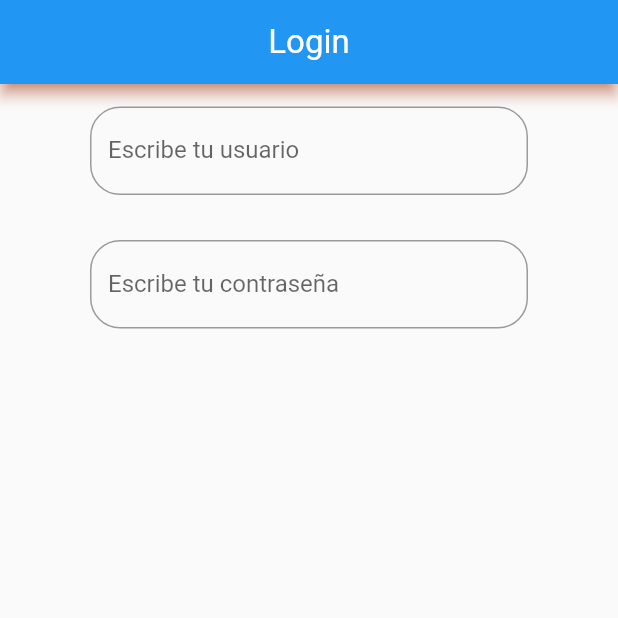
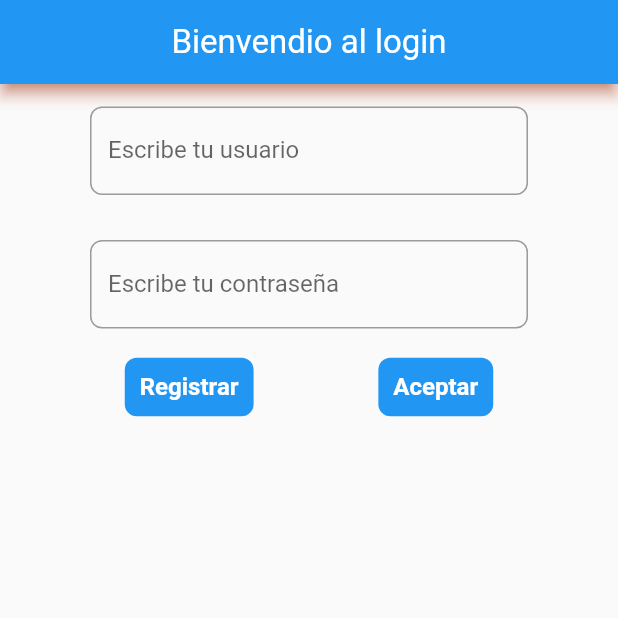
Before and after one commit to Wences69/actividad1, a Flutter app: the screen it shows after launch, on a phone screen of 412 x 824 dp, the top half of it. Run offline on Flutter 3.47's test engine with Material 2 defaults, Android fonts, the phone set to English and light mode, and no system bars.

Commit message:
Creacion de Button personalizado e implementacion de los mismos en el Login

```diff
--- a/lib/Custom/CustomAppBar.dart
+++ b/lib/Custom/CustomAppBar.dart
@@ -7,12 +7,12 @@ class CustomAppBar extends StatelessWidget implements PreferredSizeWidget {
   final Color cColorSombra;
   final bool boolCentrarTitulo = true;
 
-  CustomAppBar({
+  CustomAppBar({Key? key,
     required this.sTitulo,
     this.cColorFondo = Colors.blue,
     this.cColorTexto = Colors.white,
     this.cColorSombra = Colors.deepOrange,
-  });
+  }) : super(key: key);
 
   @override
   Size get preferredSize => Size.fromHeight(kToolbarHeight);
--- /dev/null
+++ b/lib/Custom/CustomButton.dart
@@ -0,0 +1,41 @@
+import 'package:flutter/material.dart';
+
+class CustomButton extends StatelessWidget {
+  final String sNombre;
+  final Color cColorTexto;
+  final double dFontSize;
+  final Color cColorFondo;
+  final VoidCallback onPressed;
+
+  CustomButton({Key? key,
+    required this.sNombre,
+    this.cColorTexto = Colors.white,
+    this.dFontSize = 16,
+    this.cColorFondo = Colors.blue,
+    required this.onPressed,
+  }) : super(key: key);
+
+
+  @override
+  Widget build(BuildContext context) {
+    return TextButton(
+      onPressed: () {
+        // Acción cuando se presione el botón
+      },
+      child: Text(sNombre,
+        style: TextStyle(
+          color: cColorTexto,
+          fontSize: dFontSize,
+          fontWeight: FontWeight.bold,
+        ),
+      ),
+      style: TextButton.styleFrom(
+        backgroundColor: cColorFondo,
+        padding: EdgeInsets.all(10),
+        shape: RoundedRectangleBorder(
+          borderRadius: BorderRadius.circular(8.0),
+        ),
+      ),
+    );
+  }
+}
--- a/lib/Custom/CustomTextFormField.dart
+++ b/lib/Custom/CustomTextFormField.dart
@@ -9,8 +9,8 @@ class CustomTextFormField extends StatelessWidget{
   double dPaddingV;
 
   CustomTextFormField({Key? key,
+    required this.tecController,
     this.sLabel="",
-    required this.tecController,
     this.blIsPassword=false,
     this.dPaddingH=60,
     this.dPaddingV=15
@@ -29,7 +29,7 @@ class CustomTextFormField extends StatelessWidget{
               autocorrect: !blIsPassword,
               decoration: InputDecoration(
                 border: OutlineInputBorder(
-                    borderRadius: BorderRadius.circular(20)),
+                    borderRadius: BorderRadius.circular(8)),
                 labelText: sLabel,
               )),
         ),
--- a/lib/OnBoarding/LoginView.dart
+++ b/lib/OnBoarding/LoginView.dart
@@ -1,6 +1,6 @@
+import 'package:actividad1/Custom/CustomButton.dart';
 import 'package:actividad1/Custom/CustomTextFormField.dart';
 import 'package:flutter/material.dart';
-
 import '../Custom/CustomAppBar.dart';
 
 class LoginView extends StatelessWidget {
@@ -13,14 +13,25 @@ class LoginView extends StatelessWidget {
   Widget build(BuildContext context) {
     this._context=context;
     return Scaffold(
-      appBar: CustomAppBar(sTitulo: 'Login'),
+      appBar: CustomAppBar(sTitulo: 'Bienvendio al login'),
       body: Column(
       mainAxisAlignment: MainAxisAlignment.start,
         children: [
           CustomTextFormField(tecController: tecUsername, sLabel: 'Escribe tu usuario'),
           CustomTextFormField(tecController: tecPassword, sLabel: 'Escribe tu contraseña', blIsPassword: true),
-        ],
+          Row(
+              mainAxisAlignment: MainAxisAlignment.spaceEvenly,
+              children: [
+              CustomButton(sNombre: 'Registrar', onPressed: onClickRegistrar),
+              CustomButton(sNombre: 'Aceptar', onPressed: onClickAceptar),
+              ]
+          )
+        ]
       ),
     );
   }
+
+  void onClickAceptar(){}
+
+  void onClickRegistrar(){}
 }
```
Also changed, not shown: 1 other file.
